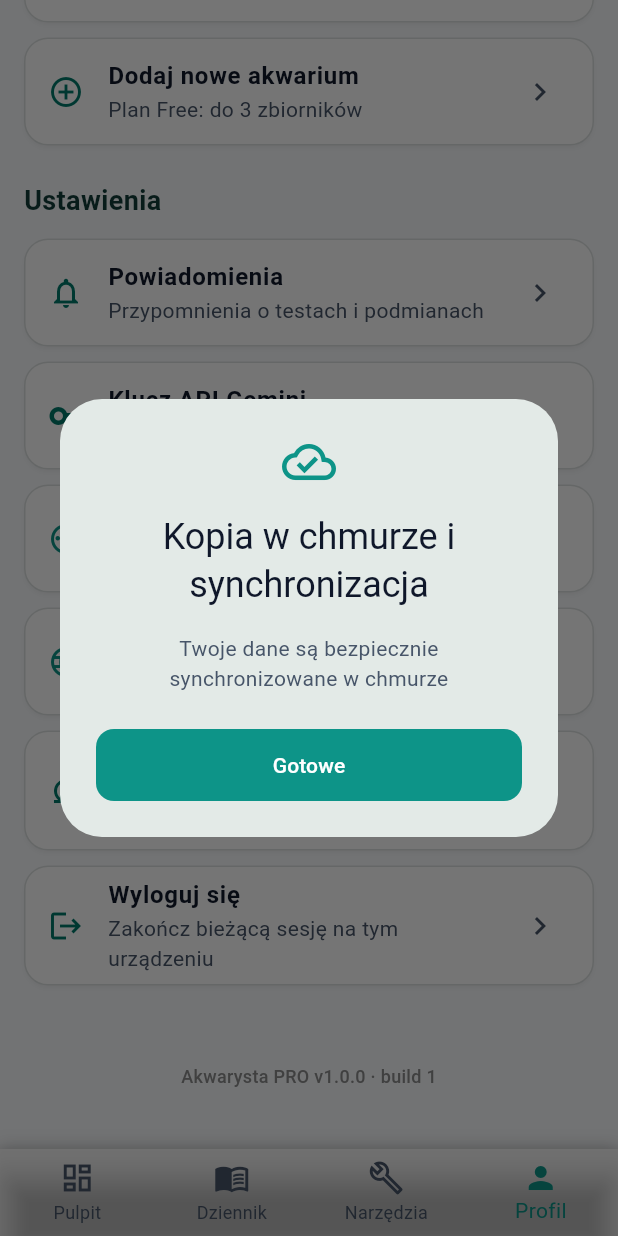
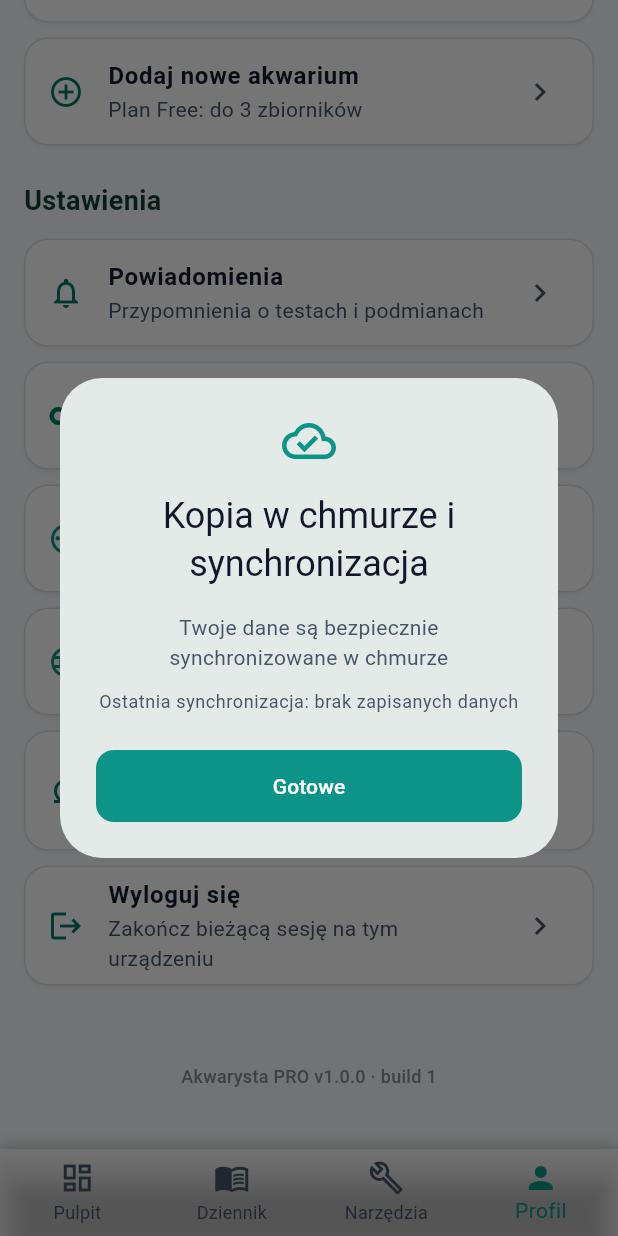
Before and after one commit to slawomirgrelich/akwarium, a Flutter app: the screen it shows once a user with an empty profile is signed in, item 4 of the bottom bar chosen, scrolled down 349 dp, after a tap on "Kopia w chmurze i synchronizacja", on a phone screen of 412 x 824 dp. Run offline on Flutter 3.47's test engine with Material 3 defaults, Android fonts, the phone set to English and light mode, and no system bars; our stand-ins replace cloud_firestore, firebase_auth, firebase_core, firebase_storage, fl_chart, flutter_local_notifications and 7 more; accounts and stored records are empty.

Commit message:
Synchronizacja w chmurze i poprawki wizualne Dropdownów

```diff
--- a/lib/main.dart
+++ b/lib/main.dart
@@ -35,6 +35,7 @@ import 'screens/species_atlas_screen.dart';
 import 'services/auth_service.dart';
 import 'services/database_service.dart';
 import 'services/firestore_service.dart';
+import 'services/firestore_sync_status.dart';
 import 'services/pro_access_service.dart';
 import 'services/theme_controller.dart';
 import 'services/locale_controller.dart';
@@ -1689,9 +1690,31 @@ class ProfilePage extends StatelessWidget {
           size: 36,
         ),
         title: const Text('Kopia w chmurze i synchronizacja'),
-        content: const Text(
-          'Twoje dane są bezpiecznie synchronizowane w chmurze',
-          textAlign: TextAlign.center,
+        content: FutureBuilder<DateTime?>(
+          future: FirestoreSyncStatus.getLastSuccessfulSync(),
+          builder: (context, snapshot) {
+            if (snapshot.connectionState == ConnectionState.waiting) {
+              return const Center(child: CircularProgressIndicator());
+            }
+            final syncedAt = snapshot.data;
+            return Column(
+              mainAxisSize: MainAxisSize.min,
+              children: [
+                const Text(
+                  'Twoje dane są bezpiecznie synchronizowane w chmurze',
+                  textAlign: TextAlign.center,
+                ),
+                const SizedBox(height: 12),
+                Text(
+                  syncedAt == null
+                      ? 'Ostatnia synchronizacja: brak zapisanych danych'
+                      : 'Ostatnia synchronizacja: ${_formatSyncDateTime(syncedAt)}',
+                  textAlign: TextAlign.center,
+                  style: Theme.of(context).textTheme.bodySmall,
+                ),
+              ],
+            );
+          },
         ),
         actions: [
           FilledButton(
@@ -2460,31 +2483,27 @@ class _ThemeModeTile extends StatelessWidget {
   Widget build(BuildContext context) {
     final l10n = AppLocalizations.of(context)!;
     final controller = context.watch<ThemeController>();
+    final modeLabel = switch (controller.themeMode) {
+      ThemeMode.system => l10n.system,
+      ThemeMode.light => l10n.light,
+      ThemeMode.dark => l10n.dark,
+    };
     return Card(
       child: ListTile(
+        onTap: () => _showThemeModePicker(context, controller),
         leading: Icon(
           Icons.palette_outlined,
           color: Theme.of(context).colorScheme.primary,
         ),
         title: Text(l10n.theme, style: TextStyle(fontWeight: FontWeight.bold)),
         subtitle: Text('${l10n.system}, ${l10n.light}, ${l10n.dark}'),
-        trailing: DropdownButtonHideUnderline(
-          child: DropdownButton<ThemeMode>(
-            value: controller.themeMode,
-            isDense: true,
-            dropdownColor: Theme.of(context).cardColor,
-            onChanged: (mode) {
-              if (mode != null) controller.setThemeMode(mode);
-            },
-            items: [
-              DropdownMenuItem(
-                value: ThemeMode.system,
-                child: Text(l10n.system),
-              ),
-              DropdownMenuItem(value: ThemeMode.light, child: Text(l10n.light)),
-              DropdownMenuItem(value: ThemeMode.dark, child: Text(l10n.dark)),
-            ],
-          ),
+        trailing: Row(
+          mainAxisSize: MainAxisSize.min,
+          children: [
+            Text(modeLabel),
+            const SizedBox(width: 4),
+            const Icon(Icons.expand_more),
+          ],
         ),
       ),
     );
@@ -2499,8 +2518,10 @@ class _LocaleTile extends StatelessWidget {
     final l10n = AppLocalizations.of(context)!;
     final controller = context.watch<LocaleController>();
     final selected = controller.locale?.languageCode == 'en' ? 'en' : 'pl';
+    final languageLabel = selected == 'en' ? l10n.english : l10n.polish;
     return Card(
       child: ListTile(
+        onTap: () => _showLocalePicker(context, controller, selected),
         leading: Icon(
           Icons.language,
           color: Theme.of(context).colorScheme.primary,
@@ -2509,26 +2530,106 @@ class _LocaleTile extends StatelessWidget {
           l10n.language,
           style: const TextStyle(fontWeight: FontWeight.bold),
         ),
-        subtitle: Text(selected == 'en' ? l10n.english : l10n.polish),
-        trailing: DropdownButtonHideUnderline(
-          child: DropdownButton<String>(
-            value: selected,
-            isDense: true,
-            dropdownColor: Theme.of(context).cardColor,
-            onChanged: (languageCode) {
-              if (languageCode != null) {
-                controller.setLocale(Locale(languageCode));
-              }
-            },
-            items: [
-              DropdownMenuItem(value: 'pl', child: Text(l10n.polish)),
-              DropdownMenuItem(value: 'en', child: Text(l10n.english)),
-            ],
+        subtitle: Text(languageLabel),
+        trailing: const Icon(Icons.expand_more),
+      ),
+    );
+  }
+}
+
+Future<void> _showThemeModePicker(
+  BuildContext context,
+  ThemeController controller,
+) async {
+  final l10n = AppLocalizations.of(context)!;
+  final selected = await showDialog<ThemeMode>(
+    context: context,
+    builder: (dialogContext) => AlertDialog(
+      title: Text(l10n.theme),
+      contentPadding: const EdgeInsets.symmetric(vertical: 8),
+      content: Column(
+        mainAxisSize: MainAxisSize.min,
+        children: [
+          _ModeOption(
+            title: l10n.system,
+            selected: controller.themeMode == ThemeMode.system,
+            onTap: () => Navigator.pop(dialogContext, ThemeMode.system),
           ),
-        ),
-      ),
-    );
-  }
+          _ModeOption(
+            title: l10n.light,
+            selected: controller.themeMode == ThemeMode.light,
+            onTap: () => Navigator.pop(dialogContext, ThemeMode.light),
+          ),
+          _ModeOption(
+            title: l10n.dark,
+            selected: controller.themeMode == ThemeMode.dark,
+            onTap: () => Navigator.pop(dialogContext, ThemeMode.dark),
+          ),
+        ],
+      ),
+    ),
+  );
+  if (selected != null) controller.setThemeMode(selected);
+}
+
+Future<void> _showLocalePicker(
+  BuildContext context,
+  LocaleController controller,
+  String currentLanguageCode,
+) async {
+  final l10n = AppLocalizations.of(context)!;
+  final selected = await showDialog<String>(
+    context: context,
+    builder: (dialogContext) => AlertDialog(
+      title: Text(l10n.language),
+      contentPadding: const EdgeInsets.symmetric(vertical: 8),
+      content: Column(
+        mainAxisSize: MainAxisSize.min,
+        children: [
+          _ModeOption(
+            title: l10n.polish,
+            selected: currentLanguageCode == 'pl',
+            onTap: () => Navigator.pop(dialogContext, 'pl'),
+          ),
+          _ModeOption(
+            title: l10n.english,
+            selected: currentLanguageCode == 'en',
+            onTap: () => Navigator.pop(dialogContext, 'en'),
+          ),
+        ],
+      ),
+    ),
+  );
+  if (selected != null) controller.setLocale(Locale(selected));
+}
+
+class _ModeOption extends StatelessWidget {
+  const _ModeOption({
+    required this.title,
+    required this.selected,
+    required this.onTap,
+  });
+
+  final String title;
+  final bool selected;
+  final VoidCallback onTap;
+
+  @override
+  Widget build(BuildContext context) => ListTile(
+    title: Text(title),
+    trailing: selected
+        ? Icon(Icons.check, color: Theme.of(context).colorScheme.primary)
+        : null,
+    onTap: onTap,
+  );
+}
+
+String _formatSyncDateTime(DateTime value) {
+  final day = value.day.toString().padLeft(2, '0');
+  final month = value.month.toString().padLeft(2, '0');
+  final hour = value.hour.toString().padLeft(2, '0');
+  final minute = value.minute.toString().padLeft(2, '0');
+  return '$day.$month.${value.year}, $hour:$minute';
 }
 
 class _ProCard extends StatelessWidget {
--- a/lib/models/aquarium_model.dart
+++ b/lib/models/aquarium_model.dart
@@ -988,7 +988,7 @@ class AquariumProvider extends ChangeNotifier {
           .collection('water_tests')
           .doc(test.id)
           .set(data);
-        await FirestoreSyncStatus.recordSuccessfulSync();
+      await FirestoreSyncStatus.recordSuccessfulSync();
     } catch (_) {
       // Lokalny zapis pozostaje źródłem danych offline.
     }
--- a/lib/services/auth_service.dart
+++ b/lib/services/auth_service.dart
@@ -2,6 +2,8 @@ import 'package:firebase_auth/firebase_auth.dart';
 import 'package:cloud_firestore/cloud_firestore.dart';
 import 'package:flutter/foundation.dart';
 import 'package:shared_preferences/shared_preferences.dart';
+
+import 'firestore_sync_status.dart';
 
 class AuthException implements Exception {
   const AuthException(this.message, {this.code});
@@ -134,6 +136,7 @@ class AuthService {
         'has_used_trial_v1': false,
         'createdAt': FieldValue.serverTimestamp(),
       }, SetOptions(merge: false));
+      await FirestoreSyncStatus.recordSuccessfulSync();
     } catch (error) {
       debugPrint('Firestore user profile creation failed: $error');
     }
--- a/lib/services/firestore_sync_status.dart
+++ b/lib/services/firestore_sync_status.dart
@@ -1,15 +1,23 @@
+import 'package:firebase_auth/firebase_auth.dart';
 import 'package:shared_preferences/shared_preferences.dart';
 
 class FirestoreSyncStatus {
   FirestoreSyncStatus._();
 
-  static const _lastSuccessKey = 'firestore_last_successful_sync';
+  static const _lastSuccessKeyPrefix = 'firestore_last_successful_sync';
+
+  static String? _keyForCurrentUser() {
+    final uid = FirebaseAuth.instance.currentUser?.uid;
+    return uid == null || uid.isEmpty ? null : '${_lastSuccessKeyPrefix}_$uid';
+  }
 
   static Future<void> recordSuccessfulSync() async {
     try {
+      final key = _keyForCurrentUser();
+      if (key == null) return;
       final preferences = await SharedPreferences.getInstance();
       await preferences.setString(
-        _lastSuccessKey,
+        key,
         DateTime.now().toIso8601String(),
       );
     } on Object {
@@ -19,8 +27,10 @@ class FirestoreSyncStatus {
 
   static Future<DateTime?> getLastSuccessfulSync() async {
     try {
+      final key = _keyForCurrentUser();
+      if (key == null) return null;
       final preferences = await SharedPreferences.getInstance();
-      final value = preferences.getString(_lastSuccessKey);
+      final value = preferences.getString(key);
       return value == null ? null : DateTime.tryParse(value)?.toLocal();
     } on Object {
       return null;
```
